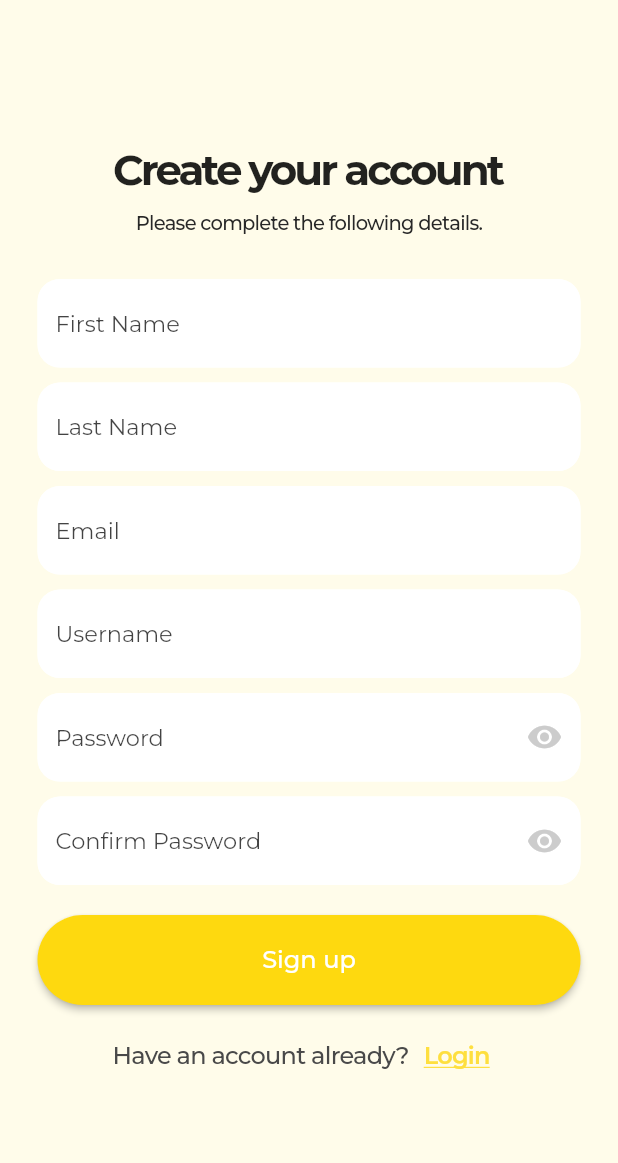
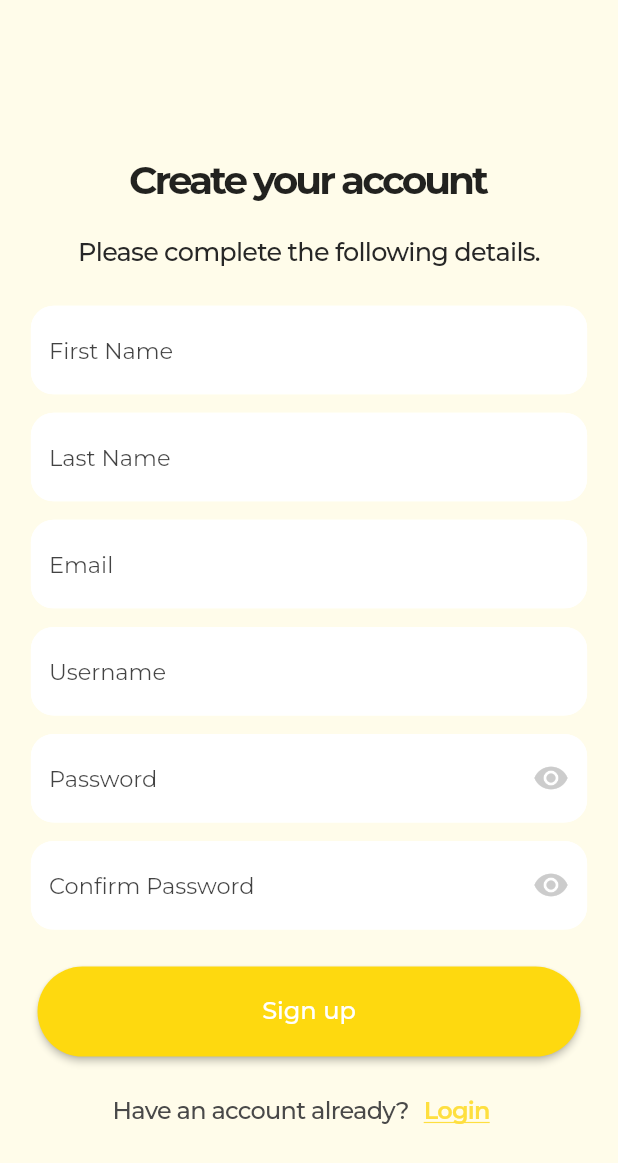
Before and after one commit to kryzlerahne/E-Hatid-Driver-App, a Flutter app: the RegisterPage screen opened directly, on a phone screen of 412 x 824 dp. Shown: the top 1163 px of the screen. Run offline on Flutter 3.47's test engine with Material 2 defaults, Android fonts, the phone set to English and light mode, and no system bars; our stand-ins replace animate_do, cloud_firestore, curved_navigation_bar, email_validator, firebase_auth, firebase_core and 9 more; missing offline and left inert: flutter_polyline_points; accounts and stored records are empty; network calls fail.

Commit message:
Updated parts

```diff
--- a/lib/otp_verification.dart
+++ b/lib/otp_verification.dart
@@ -150,7 +150,7 @@ class _OtpBodyState extends State<OtpBody> {
                   Padding(
                     padding: EdgeInsets.only(top: 100),
                     child: Image.asset("assets/images/driverLogo.png",
-                      width: size.width * 0.2,
+                      width: 20.w,
                     ),
                   ),
                   Padding(
@@ -161,7 +161,7 @@ class _OtpBodyState extends State<OtpBody> {
                       textAlign: TextAlign.center,
                       style: TextStyle(
                         height: .15.h,
-                        fontSize: 23.0.sp,
+                        fontSize: 22.0.sp,
                         fontFamily: 'Montserrat',
                         fontWeight: FontWeight.w700,
                         color: Color.fromARGB(255, 32, 32, 32),
@@ -175,7 +175,7 @@ class _OtpBodyState extends State<OtpBody> {
                     textAlign: TextAlign.center,
                     style: TextStyle(
                       height: .15.h,
-                      fontSize: 17.sp,
+                      fontSize: 16.5.sp,
                       fontFamily: 'Montserrat',
                       fontWeight: FontWeight.w500,
                       color: Color.fromARGB(255, 126, 126, 126),
--- a/lib/register_page.dart
+++ b/lib/register_page.dart
@@ -4,6 +4,7 @@ import 'package:ehatid_driver_app/signup.dart';
 import 'package:firebase_auth/firebase_auth.dart';
 import 'package:flutter/material.dart';
 import 'package:email_validator/email_validator.dart';
+import 'package:responsive_sizer/responsive_sizer.dart';
 
 class RegisterPage extends StatefulWidget {
   // final VoidCallback showLoginPage;
@@ -16,7 +17,6 @@ class RegisterPage extends StatefulWidget {
 }
 
 class _RegisterPageState extends State<RegisterPage> {
-
   //text controller
   final _emailController = TextEditingController();
   final _passwordController = TextEditingController();
@@ -55,14 +55,14 @@ class _RegisterPageState extends State<RegisterPage> {
     }
   }
 
-  Future addUserDetails(String firstName, String lastName, String email, String username, String password) async {
+  Future addUserDetails(String firstName, String lastName, String email,
+      String username, String password) async {
     await FirebaseFirestore.instance.collection('drivers').add({
       'first_name': firstName,
       'last_name': lastName,
-      'email' : email,
-      'username' : username,
-      'password' : password,
-
+      'email': email,
+      'username': username,
+      'password': password,
     });
   }
 
@@ -92,18 +92,33 @@ class _RegisterPageState extends State<RegisterPage> {
             child: Column(
               mainAxisAlignment: MainAxisAlignment.center,
               children: [
+                SizedBox(height: 5.5.h),
+                Container(
+                  height: 5.h,
+                  child: Text(
+                    "Create your account",
+                    style: TextStyle(
+
+                        fontFamily: 'Montserrat',
+                        fontSize: 26,
+                        letterSpacing: -2,
+                        fontWeight: FontWeight.bold),
+                  ),
+                ),
+                SizedBox(height: 1.5.h),
                 Text(
-                  "Create your account",
-                  style: TextStyle(fontFamily: 'Montserrat', fontSize: 28, letterSpacing: -2, fontWeight: FontWeight.bold),
+                  "Please complete the following details.",
+                  textAlign: TextAlign.center,
+                  style: TextStyle(
+                      fontFamily: 'Montserrat',
+                      fontSize: 17,
+                      color: Color(0xff272727),
+                      letterSpacing: -0.5,
+                      fontWeight: FontWeight.w500),
                 ),
-                SizedBox(height: 10),
-                Text(
-                  "Please complete the following details.", textAlign: TextAlign.center,
-                  style: TextStyle(fontFamily: 'Montserrat', fontSize: 13, color: Color(0xff272727), letterSpacing: -0.5, fontWeight: FontWeight.w500),
-                ),
-                SizedBox(height: 30),
+                SizedBox(height: 3.h),
                 Padding(
-                  padding: const EdgeInsets.symmetric(horizontal: 25),
+                  padding: EdgeInsets.symmetric(horizontal: Adaptive.w(5)),
                   child: TextFormField(
                     controller: _firstNameController,
                     decoration: InputDecoration(
@@ -112,19 +127,23 @@ class _RegisterPageState extends State<RegisterPage> {
                         borderRadius: BorderRadius.circular(15),
                       ),
                       focusedBorder: OutlineInputBorder(
-                        borderSide: BorderSide(color: Color(0xFFFED90F),),
+                        borderSide: BorderSide(
+                          color: Color(0xFFFED90F),
+                        ),
                         borderRadius: BorderRadius.circular(15),
                       ),
                       hintText: "First Name",
-                      hintStyle: TextStyle( color: Color(0xbc000000),
+                      hintStyle: TextStyle(
+                        color: Color(0xbc000000),
                         fontSize: 15,
                         fontFamily: "Montserrat",
-                        fontWeight: FontWeight.w400,),
+                        fontWeight: FontWeight.w400,
+                      ),
                       fillColor: Colors.white,
                       filled: true,
                     ),
                     validator: (value) {
-                      if(value!.isEmpty){
+                      if (value!.isEmpty) {
                         return 'Please enter your first name.';
                       } else {
                         return null;
@@ -132,9 +151,9 @@ class _RegisterPageState extends State<RegisterPage> {
                     },
                   ),
                 ),
-                SizedBox(height: 10),
+                SizedBox(height: 1.5.h),
                 Padding(
-                  padding: const EdgeInsets.symmetric(horizontal: 25),
+                  padding: EdgeInsets.symmetric(horizontal: Adaptive.w(5)),
                   child: TextFormField(
                     controller: _lastNameController,
                     decoration: InputDecoration(
@@ -143,19 +162,23 @@ class _RegisterPageState extends State<RegisterPage> {
                         borderRadius: BorderRadius.circular(15),
                       ),
                       focusedBorder: OutlineInputBorder(
-                        borderSide: BorderSide(color: Color(0xFFFED90F),),
+                        borderSide: BorderSide(
+                          color: Color(0xFFFED90F),
+                        ),
                         borderRadius: BorderRadius.circular(15),
                       ),
                       hintText: "Last Name",
-                      hintStyle: TextStyle( color: Color(0xbc000000),
+                      hintStyle: TextStyle(
+                        color: Color(0xbc000000),
                         fontSize: 15,
                         fontFamily: "Montserrat",
-                        fontWeight: FontWeight.w400,),
+                        fontWeight: FontWeight.w400,
+                      ),
                       fillColor: Colors.white,
                       filled: true,
                     ),
                     validator: (value) {
-                      if(value!.isEmpty){
+                      if (value!.isEmpty) {
                         return 'Please enter your last name.';
                       } else {
                         return null;
@@ -163,9 +186,9 @@ class _RegisterPageState extends State<RegisterPage> {
                     },
                   ),
                 ),
-                SizedBox(height: 10),
+                SizedBox(height: 1.5.h),
                 Padding(
-                  padding: const EdgeInsets.symmetric(horizontal: 25),
+                  padding: EdgeInsets.symmetric(horizontal: Adaptive.w(5)),
                   child: TextFormField(
                     controller: _emailController,
                     decoration: InputDecoration(
@@ -174,14 +197,18 @@ class _RegisterPageState extends State<RegisterPage> {
                         borderRadius: BorderRadius.circular(15),
                       ),
                       focusedBorder: OutlineInputBorder(
-                        borderSide: BorderSide(color: Color(0xFFFED90F),),
+                        borderSide: BorderSide(
+                          color: Color(0xFFFED90F),
+                        ),
                         borderRadius: BorderRadius.circular(15),
                       ),
                       hintText: "Email",
-                      hintStyle: TextStyle( color: Color(0xbc000000),
+                      hintStyle: TextStyle(
+                        color: Color(0xbc000000),
                         fontSize: 15,
                         fontFamily: "Montserrat",
-                        fontWeight: FontWeight.w400,),
+                        fontWeight: FontWeight.w400,
+                      ),
                       fillColor: Colors.white,
                       filled: true,
                     ),
@@ -191,9 +218,9 @@ class _RegisterPageState extends State<RegisterPage> {
                         : null,
                   ),
                 ),
-                SizedBox(height: 10),
+                SizedBox(height: 1.5.h),
                 Padding(
-                  padding: const EdgeInsets.symmetric(horizontal: 25),
+                  padding: EdgeInsets.symmetric(horizontal: Adaptive.w(5)),
                   child: TextFormField(
                     controller: _userNameController,
                     decoration: InputDecoration(
@@ -202,30 +229,34 @@ class _RegisterPageState extends State<RegisterPage> {
                         borderRadius: BorderRadius.circular(15),
                       ),
                       focusedBorder: OutlineInputBorder(
-                        borderSide: BorderSide(color: Color(0xFFFED90F),),
+                        borderSide: BorderSide(
+                          color: Color(0xFFFED90F),
+                        ),
                         borderRadius: BorderRadius.circular(15),
                       ),
                       hintText: "Username",
-                      hintStyle: TextStyle( color: Color(0xbc000000),
+                      hintStyle: TextStyle(
+                        color: Color(0xbc000000),
                         fontSize: 15,
                         fontFamily: "Montserrat",
-                        fontWeight: FontWeight.w400,),
+                        fontWeight: FontWeight.w400,
+                      ),
                       fillColor: Colors.white,
                       filled: true,
                     ),
                     validator: (value) {
-                      if(value!.isEmpty){
+                      if (value!.isEmpty) {
                         return 'Please enter your username.';
-                      } else if(value.length < 4) {
+                      } else if (value.length < 4) {
                         return "Choose a username with 4 or more characters.";
                       }
                       return null;
                     },
                   ),
                 ),
-                SizedBox(height: 10),
+                SizedBox(height: 1.5.h),
                 Padding(
-                  padding: const EdgeInsets.symmetric(horizontal: 25),
+                  padding: EdgeInsets.symmetric(horizontal: Adaptive.w(5)),
                   child: TextFormField(
                     controller: _passwordController,
                     obscureText: _isHidden,
@@ -235,28 +266,30 @@ class _RegisterPageState extends State<RegisterPage> {
                         borderRadius: BorderRadius.circular(15),
                       ),
                       focusedBorder: OutlineInputBorder(
-                        borderSide: BorderSide(color: Color(0xFFFED90F),),
+                        borderSide: BorderSide(
+                          color: Color(0xFFFED90F),
+                        ),
                         borderRadius: BorderRadius.circular(15),
                       ),
                       hintText: "Password",
                       suffixIcon: InkWell(
                         onTap: _togglePasswordView,
                         child: Icon(
-                          _isHidden
-                              ? Icons.visibility
-                              : Icons.visibility_off,
+                          _isHidden ? Icons.visibility : Icons.visibility_off,
                           color: Color(0xffCCCCCC),
                         ),
                       ),
-                      hintStyle: TextStyle( color: Color(0xbc000000),
+                      hintStyle: TextStyle(
+                        color: Color(0xbc000000),
                         fontSize: 15,
                         fontFamily: "Montserrat",
-                        fontWeight: FontWeight.w400,),
+                        fontWeight: FontWeight.w400,
+                      ),
                       fillColor: Colors.white,
                       filled: true,
                     ),
                     validator: (value) {
-                      if(value!.isEmpty){
+                      if (value!.isEmpty) {
                         return 'Please enter your password.';
                       } else if (value.length < 8) {
                         return "Length of password must be 8 or greater.";
@@ -265,9 +298,9 @@ class _RegisterPageState extends State<RegisterPage> {
                     },
                   ),
                 ),
-                SizedBox(height: 10),
+                SizedBox(height: 1.5.h),
                 Padding(
-                  padding: const EdgeInsets.symmetric(horizontal: 25),
+                  padding: EdgeInsets.symmetric(horizontal: Adaptive.w(5)),
                   child: TextFormField(
                     controller: _confirmpasswordController,
                     obscureText: _isHidden2,
@@ -277,44 +310,46 @@ class _RegisterPageState extends State<RegisterPage> {
                         borderRadius: BorderRadius.circular(15),
                       ),
                       focusedBorder: OutlineInputBorder(
-                        borderSide: BorderSide(color: Color(0xFFFED90F),),
+                        borderSide: BorderSide(
+                          color: Color(0xFFFED90F),
+                        ),
                         borderRadius: BorderRadius.circular(15),
                       ),
                       hintText: "Confirm Password",
                       suffixIcon: InkWell(
                         onTap: _toggleConfirmPasswordView,
                         child: Icon(
-                          _isHidden2
-                              ? Icons.visibility
-                              : Icons.visibility_off,
+                          _isHidden2 ? Icons.visibility : Icons.visibility_off,
                           color: Color(0xffCCCCCC),
                         ),
                       ),
-                      hintStyle: TextStyle( color: Color(0xbc000000),
+                      hintStyle: TextStyle(
+                        color: Color(0xbc000000),
                         fontSize: 15,
                         fontFamily: "Montserrat",
-                        fontWeight: FontWeight.w400,),
+                        fontWeight: FontWeight.w400,
+                      ),
                       fillColor: Colors.white,
                       filled: true,
                     ),
                     validator: (value) {
-                      if(value!.isEmpty){
+                      if (value!.isEmpty) {
                         return 'Please re-enter your password.';
                       } else if (value.length < 8) {
                         return "Length of password must be 8 or greater.";
-                      } else if(value != _passwordController.text) {
+                      } else if (value != _passwordController.text) {
                         return "Password mismatch.";
                       }
                       return null;
                     },
                   ),
                 ),
-                SizedBox(height: 20),
+                SizedBox(height: 3.h),
                 Padding(
                   padding: const EdgeInsets.symmetric(horizontal: 25),
                   child: MaterialButton(
-                    onPressed: (){
-                      if(formkey.currentState!.validate()){
+                    onPressed: () {
+                      if (formkey.currentState!.validate()) {
                         ScaffoldMessenger.of(context).showSnackBar(SnackBar(
                           content: Text("Success"),
                         ));
@@ -330,29 +365,43 @@ class _RegisterPageState extends State<RegisterPage> {
                     child: Text(
                       "Sign up",
                       style: TextStyle(
-                          color: Colors.white, fontFamily: 'Montserrat', fontSize: 16
+                          color: Colors.white,
+                          fontFamily: 'Montserrat',
+                          fontSize: 16),
                     ),
                   ),
                 ),
-                ),
-                SizedBox(height: 10),
+                SizedBox(height: 1.5.h),
                 Row(
                   mainAxisAlignment: MainAxisAlignment.center,
                   children: [
-                    Text("Have an account already?", style: TextStyle(
-                        color: Color(0xFF494949), fontFamily: 'Montserrat', fontSize: 16, letterSpacing: -0.5, fontWeight: FontWeight.w500
-                    ),
+                    Text(
+                      "Have an account already?",
+                      style: TextStyle(
+                          color: Color(0xFF494949),
+                          fontFamily: 'Montserrat',
+                          fontSize: 16,
+                          letterSpacing: -0.5,
+                          fontWeight: FontWeight.w500),
                     ),
                     TextButton(
                       onPressed: () {
-                        Navigator.pushReplacement(context, MaterialPageRoute(
+                        Navigator.pushReplacement(
+                          context,
+                          MaterialPageRoute(
                             builder: (_) => LoginScreen(),
                           ),
                         );
                       },
-                      child: Text("Login", style: TextStyle(fontFamily: 'Montserrat', fontSize: 16,
-                        letterSpacing: -0.5, fontWeight: FontWeight.w600,
-                        decoration: TextDecoration.underline, color:Color(0xFFFEDF3F),
+                      child: Text(
+                        "Login",
+                        style: TextStyle(
+                          fontFamily: 'Montserrat',
+                          fontSize: 16,
+                          letterSpacing: -0.5,
+                          fontWeight: FontWeight.w600,
+                          decoration: TextDecoration.underline,
+                          color: Color(0xFFFEDF3F),
                         ),
                       ),
                     ),
```
Also changed, not shown: lib/homescreen.dart (+33 -29 lines). Lines whose indentation alone changed are shown as unchanged.
